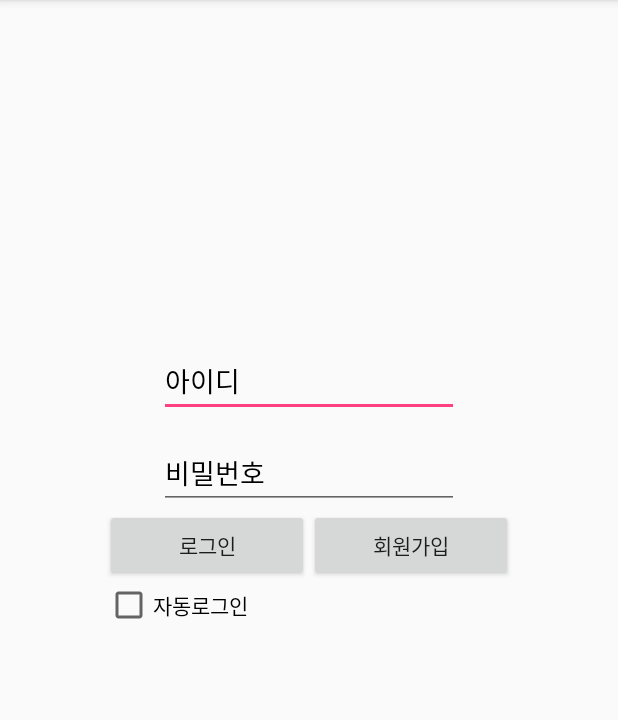
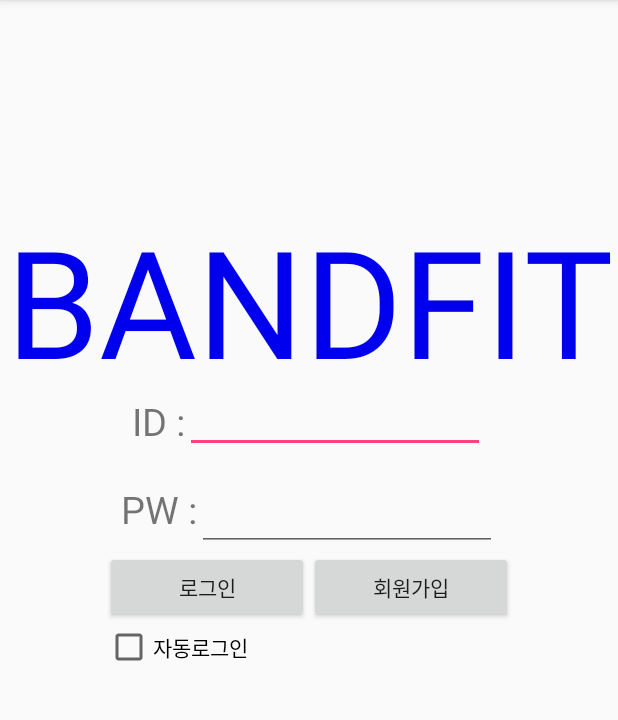
Before and after one commit to matteblack9/bandFitProject, an Android app: the screen it shows after launch (LoginActivity), on a phone screen of 412 x 824 dp, the part 84-804 px from its top. Run offline under Robolectric (Android 15) with nearby library versions, the phone set to English and light mode, and no system bars; our stand-ins replace ButterKnife, Firebase (no records; nobody signed in at launch, a user with empty details on screens opened directly).

Commit message:
디자인 도입 오후 9:44

```diff
--- a/app/src/main/res/layout/activity_first.xml
+++ b/app/src/main/res/layout/activity_first.xml
@@ -8,7 +8,7 @@
     tools:context="com.bandfitproject.FirstActivity">
 
     <TextView
-        android:text="Band Fit"
+        android:text="BANDFIT"
         android:textColor="#0000EE"
         android:gravity="center"
         android:textSize="150px"
--- a/app/src/main/res/layout/login_activity.xml
+++ b/app/src/main/res/layout/login_activity.xml
@@ -6,28 +6,61 @@
     android:orientation="vertical"
     tools:context="com.bandfitproject.login.LoginActivity">
 
-    <EditText
-        android:id="@+id/et_login"
-        android:layout_marginTop="230dp"
+    <TextView
+        android:id="@+id/textView3"
+        android:layout_width="800px"
+        android:layout_height="200px"
         android:layout_gravity="center"
-        android:layout_width="200dp"
+        android:layout_marginBottom="-350px"
+        android:layout_marginTop="200px"
+        android:gravity="center"
+        android:text="BANDFIT"
+        android:textColor="#0000EE"
+        android:textSize="150px" />
+
+    <LinearLayout
+        android:layout_width="wrap_content"
         android:layout_height="wrap_content"
-        android:hint="아이디"
-        android:textColorHint="@android:color/black"
-        android:inputType="textEmailAddress"
-        android:layout_marginBottom="20px"
-        android:maxLines="1" />
+        android:orientation="horizontal"
+        android:layout_gravity="center"
+        android:layout_marginTop="230dp">
 
+        <TextView
+            android:id="@+id/textView4"
+            android:layout_width="wrap_content"
+            android:layout_height="wrap_content"
+            android:text="ID :"
+            android:textSize="25dp" />
+
+        <EditText
+            android:id="@+id/et_login"
+            android:layout_width="200dp"
+            android:layout_height="wrap_content"
+            android:layout_gravity="center"
+            android:layout_marginBottom="20px"
+            android:inputType="textEmailAddress"
+            android:maxLines="1"
+            android:textColorHint="@android:color/black" />
+    </LinearLayout>
+    <LinearLayout
+        android:layout_width="wrap_content"
+        android:layout_height="wrap_content"
+        android:orientation="horizontal"
+        android:layout_gravity="center">
+        <TextView
+            android:layout_width="wrap_content"
+            android:layout_height="wrap_content"
+            android:text="PW :"
+            android:textSize="25dp"/>
     <EditText
         android:id="@+id/et_password"
         android:layout_gravity="center"
         android:layout_width="200dp"
         android:layout_height="wrap_content"
-        android:hint="비밀번호"
         android:textColorHint="@android:color/black"
         android:inputType="textPassword"
         android:maxLines="1"/>
-
+    </LinearLayout>
     <LinearLayout
         android:layout_width="match_parent"
         android:layout_height="wrap_content"
--- a/app/src/main/res/layout/register_activity.xml
+++ b/app/src/main/res/layout/register_activity.xml
@@ -84,11 +84,12 @@
             android:orientation="horizontal">
 
             <TextView
+                android:id="@+id/textView2"
                 android:layout_width="wrap_content"
                 android:layout_height="wrap_content"
                 android:layout_margin="10px"
                 android:text="이름"
-                android:textSize="40px"/>
+                android:textSize="40px" />
 
             <EditText
                 android:id="@+id/register_et_name"
```
Also changed, not shown: app/src/main/res/layout/board_list_item.xml (+13 -1 lines), app/src/main/res/layout/board_main.xml (+0 -16 lines), app/src/main/res/layout/board_make_activity.xml (+10 -7 lines), app/src/main/res/layout/chatroom_list_item.xml (+12 -0 lines), app/src/main/res/layout/nav_header_main.xml (+6 -5 lines).
